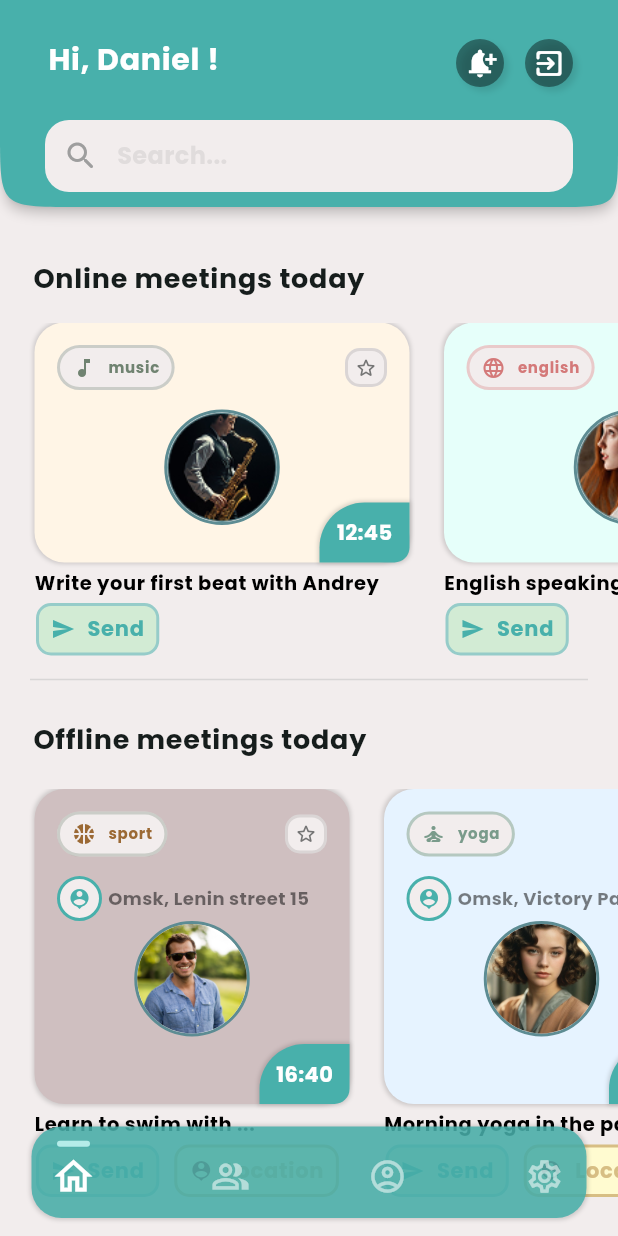
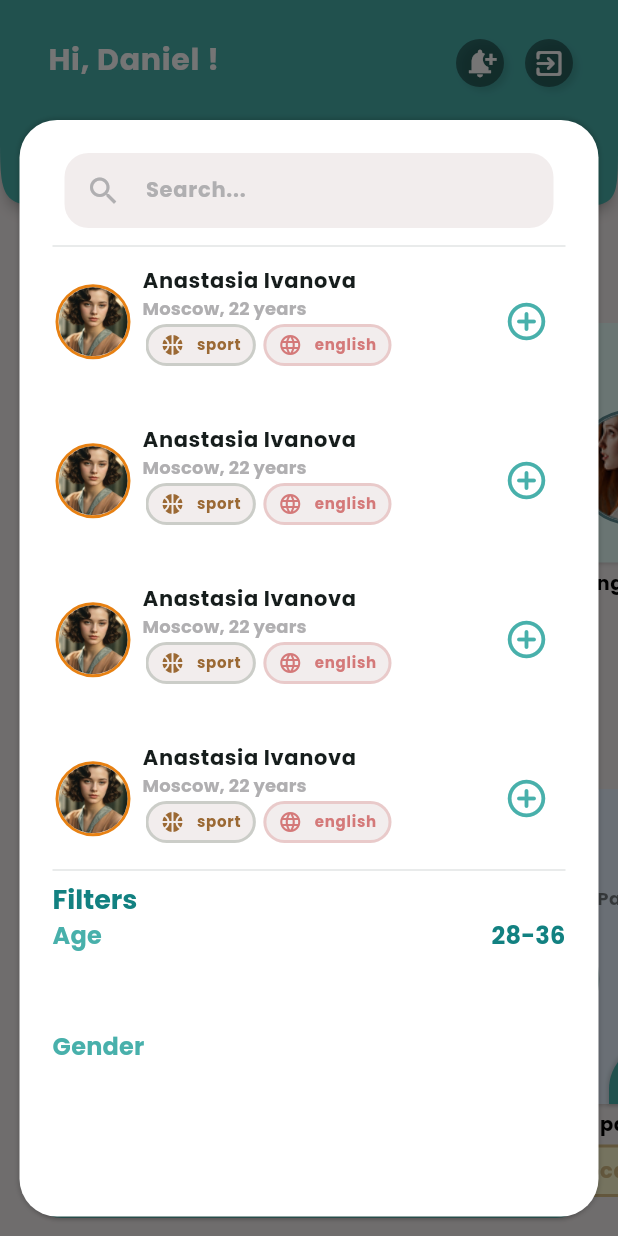
Before and after one commit to Danila-Skiba/SkillChallenger, a Flutter app: the screen it shows after launch, after a tap on "Search...", on a phone screen of 412 x 824 dp. Run offline on Flutter 3.47's test engine with Material 3 defaults, Android fonts, the phone set to English and light mode, and no system bars; our stand-ins replace auto_route.

Commit message:
fix files, add: home_bottom_sheet

```diff
--- a/skillchallenger/lib/features/home_screen/view/home_page.dart
+++ b/skillchallenger/lib/features/home_screen/view/home_page.dart
@@ -75,7 +75,11 @@ class _HomePageState extends State<HomePage> {
             bottom: PreferredSize(
               preferredSize: const Size.fromHeight(68),
 
-              child: searchField(onTap: () {}),
+              child: searchField(
+                onTap: () {
+                  homeBottomSheet(context);
+                },
+              ),
             ),
           ),
 
@@ -137,6 +141,15 @@ class _HomePageState extends State<HomePage> {
     );
   }
 
+  Future<dynamic> homeBottomSheet(BuildContext context) {
+    return showModalBottomSheet(
+      isScrollControlled: true,
+      backgroundColor: Colors.transparent,
+      context: context,
+      builder: (context) => BaseBottomSheet(child: HomeBottomSheet()),
+    );
+  }
+
   SliverGrid _userCardsBuilder(List<UserCard> userCards) {
     return SliverGrid(
       delegate: SliverChildBuilderDelegate((context, index) {
--- /dev/null
+++ b/skillchallenger/lib/features/home_screen/widgets/home_bottom_sheet.dart
@@ -0,0 +1,115 @@
+import 'package:flutter/material.dart';
+
+import '../../../ui/ui.dart';
+import '../home.dart';
+
+class HomeBottomSheet extends StatelessWidget {
+  HomeBottomSheet({super.key});
+
+  final List<HobbyCard> hobbies = [
+    sportHobbyCard,
+    englishHobbyCard,
+    photographyHobbyCard,
+    gamingHobbyCard,
+  ];
+
+  @override
+  Widget build(BuildContext context) {
+    final theme = Theme.of(context);
+    return Scaffold(
+      backgroundColor: Colors.transparent,
+      body: CustomScrollView(
+        slivers: [
+          SliverToBoxAdapter(
+            child: Row(
+              mainAxisAlignment: MainAxisAlignment.center,
+              children: [
+                BaseTextField(
+                  icon: Icon(Icons.search_outlined, color: hintTextColor),
+                ),
+              ],
+            ),
+          ),
+
+          SliverToBoxAdapter(
+            child: Divider(
+              color: theme.dividerColor.withValues(alpha: 0.2),
+              indent: 0,
+              endIndent: 0,
+            ),
+          ),
+
+          SliverToBoxAdapter(
+            child: Column(
+              children: [
+                Container(
+                  height: 400,
+                  color: Colors.transparent,
+                  child: ListView.separated(
+                    scrollDirection: Axis.vertical,
+                    itemBuilder:
+                        (context, index) => SearchUserInfo(hobbies: hobbies),
+                    separatorBuilder: (context, index) => SizedBox(height: 21),
+                    itemCount: 6,
+                  ),
+                ),
+              ],
+            ),
+          ),
+
+          SliverToBoxAdapter(
+            child: Divider(
+              color: theme.dividerColor.withValues(alpha: 0.2),
+              indent: 0,
+              endIndent: 0,
+            ),
+          ),
+
+          SliverToBoxAdapter(
+            child: Text(
+              "Filters",
+              style: theme.textTheme.titleLarge?.copyWith(
+                color: primaryColorDark,
+              ),
+            ),
+          ),
+
+          SliverToBoxAdapter(
+            child: Row(
+              mainAxisAlignment: MainAxisAlignment.spaceBetween,
+              children: [
+                Text(
+                  "Age",
+                  style: theme.textTheme.titleMedium?.copyWith(
+                    color: primaryColor,
+                    fontSize: 16,
+                  ),
+                ),
+
+                Text(
+                  "28-36",
+                  style: theme.textTheme.titleMedium?.copyWith(
+                    color: primaryColorDark,
+                    fontSize: 16,
+                  ),
+                ),
+              ],
+            ),
+          ),
+
+          SliverToBoxAdapter(child: SizedBox(height: 50)),
+
+          SliverToBoxAdapter(
+            child: Text(
+              "Gender",
+              style: theme.textTheme.titleMedium?.copyWith(
+                color: primaryColor,
+                fontSize: 16,
+              ),
+            ),
+          ),
+        ],
+      ),
+    );
+  }
+}
--- /dev/null
+++ b/skillchallenger/lib/features/home_screen/widgets/search_user_info.dart
@@ -0,0 +1,83 @@
+import 'package:flutter/material.dart';
+
+import '../../../ui/ui.dart';
+
+class SearchUserInfo extends StatelessWidget {
+  const SearchUserInfo({super.key, required this.hobbies});
+
+  final List<HobbyCard> hobbies;
+
+  @override
+  Widget build(BuildContext context) {
+    final ThemeData theme = Theme.of(context);
+    return AppBaseContainer(
+      height: 85,
+      shadow: false,
+      color: Colors.transparent,
+      child: Row(
+        mainAxisAlignment: MainAxisAlignment.spaceBetween,
+        children: [
+          Row(
+            children: [
+              ImageField(
+                widthBorder: 1,
+                borderColor: colorIconHobbyCardColorKitchen,
+                height: 50,
+                width: 50,
+                imagePath: "assets/images/images/women4.jpg",
+              ),
+              SizedBox(width: 4),
+              Padding(
+                padding: const EdgeInsets.all(4.0),
+                child: Column(
+                  crossAxisAlignment: CrossAxisAlignment.start,
+                  children: [
+                    Text("Anastasia Ivanova", style: theme.textTheme.bodySmall),
+                    Text(
+                      "Moscow, 22 years",
+                      style: theme.textTheme.titleSmall?.copyWith(
+                        color: hintTextColor,
+                      ),
+                    ),
+
+                    AppBaseContainer(
+                      color: whiteColor,
+                      shadow: false,
+                      radius: 30,
+                      height: 32,
+                      width: 170,
+                      clipBehavior: Clip.hardEdge,
+                      child: SingleChildScrollView(
+                        scrollDirection: Axis.horizontal,
+                        padding: EdgeInsets.zero,
+                        child: Row(
+                          children: [
+                            ...hobbies.map(
+                              (hobby) => Padding(
+                                padding: EdgeInsets.only(right: 5),
+                                child: IntrinsicWidth(child: hobby),
+                              ),
+                            ),
+                          ],
+                        ),
+                      ),
+                    ),
+                  ],
+                ),
+              ),
+            ],
+          ),
+
+          IconButton(
+            onPressed: () {},
+            icon: Icon(
+              Icons.add_circle_outline_rounded,
+              color: primaryColor,
+              size: 30,
+            ),
+          ),
+        ],
+      ),
+    );
+  }
+}
--- a/skillchallenger/lib/features/home_screen/widgets/widgets.dart
+++ b/skillchallenger/lib/features/home_screen/widgets/widgets.dart
@@ -1,3 +1,5 @@
 export 'search_field.dart';
 export 'meet_card.dart';
 export 'user_card.dart';
+export 'home_bottom_sheet.dart';
+export 'search_user_info.dart';
--- a/skillchallenger/lib/ui/colors.dart
+++ b/skillchallenger/lib/ui/colors.dart
@@ -2,6 +2,8 @@ import 'package:flutter/material.dart';
 
 //Colors
 const Color whiteColor = Color(0xFFFFFFFF);
+const Color darkWhiteColor = Color(0xFFF2EDED);
+const Color hintTextColor = Color(0xFFB0AFB1);
 // Card colors
 const Color meetCardColorBrown = Color(0xFFCFBFC0);
 const Color meetCardColorPurple = Color(0xFFC4BBF3);
--- a/skillchallenger/lib/ui/theme/theme.dart
+++ b/skillchallenger/lib/ui/theme/theme.dart
@@ -16,6 +16,13 @@ final themeData = ThemeData(
       fontSize: 14,
       fontWeight: FontWeight.w600,
       fontFamily: 'Poppins',
+    ),
+
+    titleLarge: TextStyle(
+      fontSize: 18,
+      fontWeight: FontWeight.w600,
+      color: Colors.black,
+      fontFamily: "Poppins",
     ),
 
     bodyMedium: TextStyle(
--- a/skillchallenger/lib/ui/widgets/app_base_container.dart
+++ b/skillchallenger/lib/ui/widgets/app_base_container.dart
@@ -14,6 +14,7 @@ class AppBaseContainer extends StatelessWidget {
     this.radius = 10,
     this.widthBorder = 2,
     this.leftcorner = false,
+    this.clipBehavior = Clip.none,
   });
   final double? height;
   final Color? color;
@@ -26,6 +27,7 @@ class AppBaseContainer extends StatelessWidget {
   final double radius;
   final double widthBorder;
   final bool leftcorner;
+  final Clip clipBehavior;
 
   @override
   Widget build(BuildContext context) {
@@ -35,9 +37,10 @@ class AppBaseContainer extends StatelessWidget {
       margin: margin,
       padding: padding,
       height: height,
-
+      clipBehavior: clipBehavior,
       decoration: BoxDecoration(
         color: color ?? theme.cardColor,
+
         borderRadius:
             leftcorner
                 ? BorderRadius.only(
--- /dev/null
+++ b/skillchallenger/lib/ui/widgets/base_bottom_sheet.dart
@@ -0,0 +1,20 @@
+import 'package:flutter/material.dart';
+
+import '../ui.dart';
+
+class BaseBottomSheet extends StatelessWidget {
+  const BaseBottomSheet({super.key, required this.child});
+
+  final Widget child;
+  @override
+  Widget build(BuildContext context) {
+    return AppBaseContainer(
+      color: whiteColor,
+      margin: EdgeInsets.all(13).copyWith(top: 80),
+      padding: EdgeInsets.all(20),
+      width: 550,
+      radius: 25,
+      child: child,
+    );
+  }
+}
--- /dev/null
+++ b/skillchallenger/lib/ui/widgets/base_text_field.dart
@@ -0,0 +1,55 @@
+import 'package:flutter/material.dart';
+
+import '../ui.dart';
+
+class BaseTextField extends StatelessWidget {
+  const BaseTextField({
+    super.key,
+    this.height = 50,
+    this.width = 330,
+    this.hintText = "Search...",
+    this.icon,
+  });
+
+  final double height;
+  final double width;
+  final String hintText;
+  final Icon? icon;
+
+  @override
+  Widget build(BuildContext context) {
+    return SizedBox(
+      width: width <= 330 ? width : 330,
+      child: AppBaseContainer(
+        color: backgroundIconColor,
+        shadow: false,
+        height: height,
+        radius: 16,
+        margin: const EdgeInsets.symmetric(horizontal: 2).copyWith(bottom: 4),
+        padding: EdgeInsets.symmetric(horizontal: 12),
+        child: Row(
+          children: [
+            if (icon != null) icon!,
+            Expanded(
+              child: TextField(
+                decoration: InputDecoration(
+                  hintText: hintText,
+                  hintStyle: TextStyle(color: hintTextColor),
+                  contentPadding: EdgeInsets.only(
+                    bottom: 10,
+                    right: 12,
+                    left: 12,
+                  ),
+                  border: OutlineInputBorder(borderSide: BorderSide.none),
+                  enabledBorder: OutlineInputBorder(
+                    borderSide: BorderSide.none,
+                  ),
+                ),
+              ),
+            ),
+          ],
+        ),
+      ),
+    );
+  }
+}
--- a/skillchallenger/lib/ui/widgets/image_field.dart
+++ b/skillchallenger/lib/ui/widgets/image_field.dart
@@ -11,6 +11,7 @@ class ImageField extends StatelessWidget {
     this.radius = 50,
     this.shadow = false,
     this.borderColor,
+    this.widthBorder = 1,
   });
 
   final String imagePath;
@@ -19,6 +20,7 @@ class ImageField extends StatelessWidget {
   final double radius;
   final bool shadow;
   final Color? borderColor;
+  final double widthBorder;
 
   @override
   Widget build(BuildContext context) {
--- a/skillchallenger/lib/ui/widgets/widgets.dart
+++ b/skillchallenger/lib/ui/widgets/widgets.dart
@@ -5,3 +5,5 @@ export 'custom_action_button.dart';
 export 'hobby_card.dart';
 export 'image_field.dart';
 export 'custom_elevated_button.dart';
+export 'base_bottom_sheet.dart';
+export 'base_text_field.dart';
```
